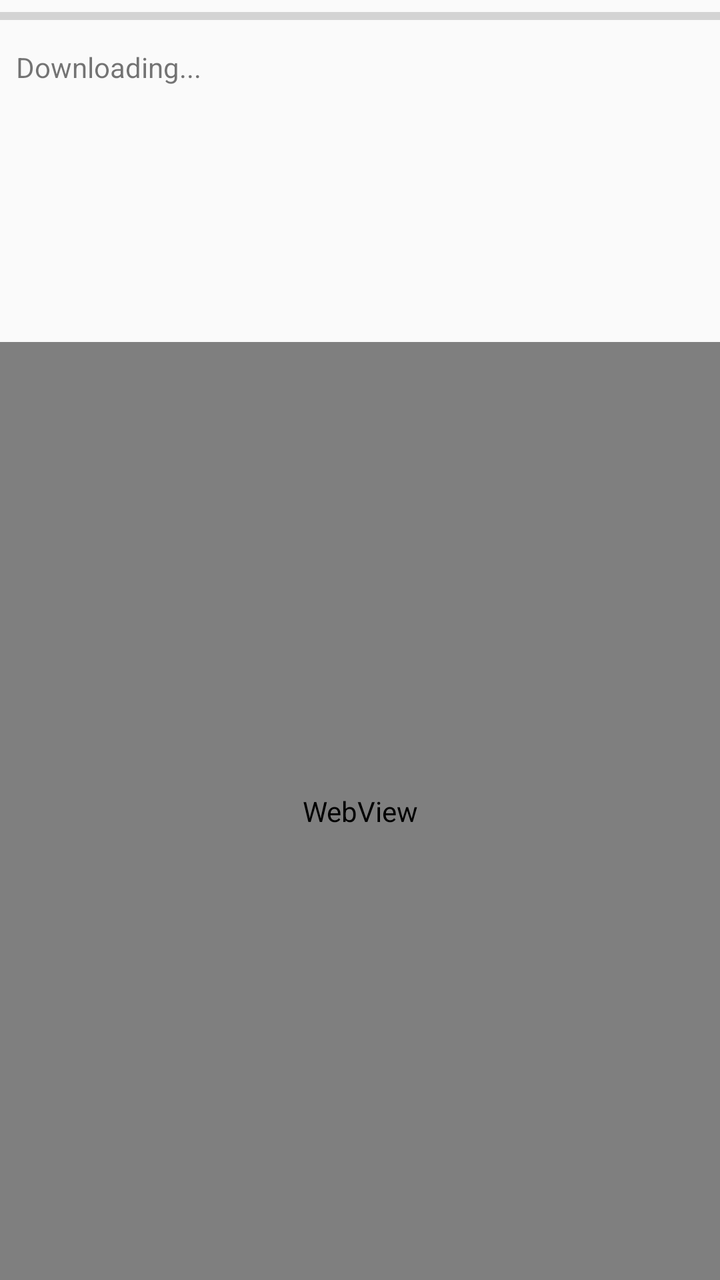
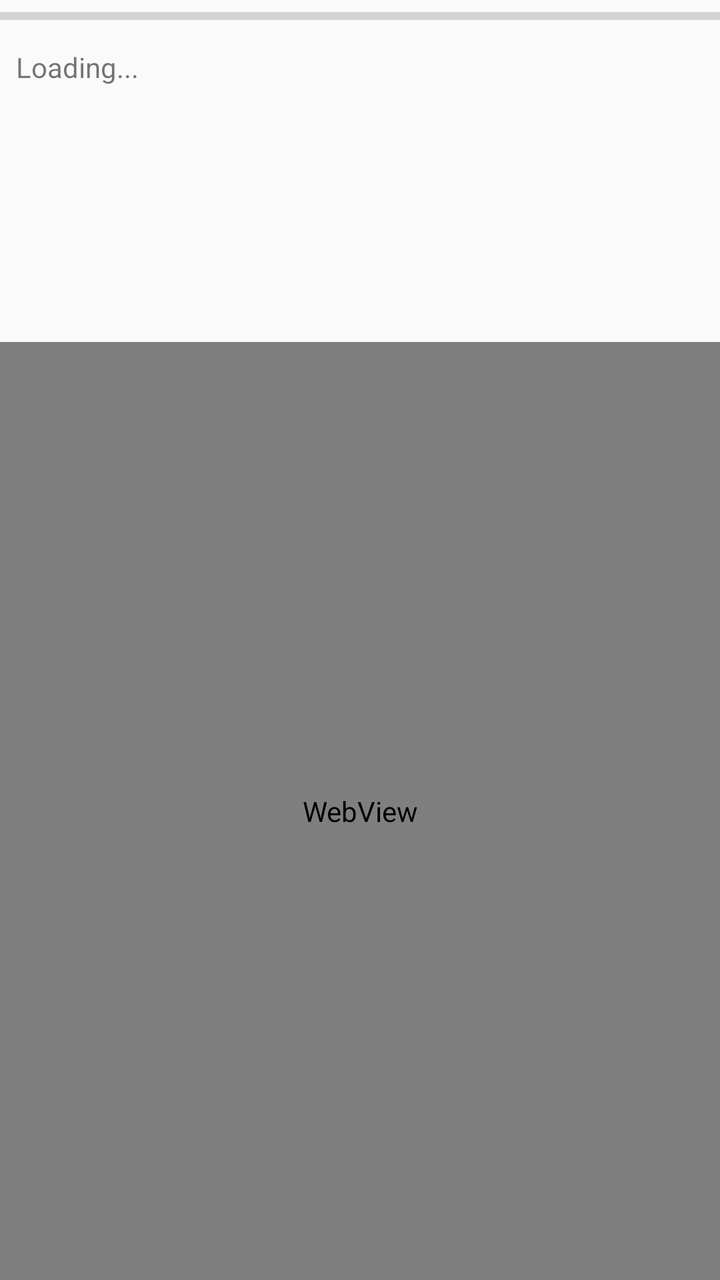

Screens rendered from an Android XML layout before and after an edit, with the pre-edit source and the edit as a unified diff.
<!-- AndroidManifest.xml: activity theme Theme.AppCompat.Light.NoActionBar -->
<!-- res/layout/activity_main.xml -->
<?xml version="1.0" encoding="utf-8"?>
<LinearLayout xmlns:android="http://schemas.android.com/apk/res/android"
  android:orientation="vertical"
  android:layout_width="match_parent"
  android:layout_height="match_parent">

  <ProgressBar android:id="@+id/progressBar" style="?android:attr/progressBarStyleHorizontal"
    android:layout_width="match_parent" android:layout_height="wrap_content"/>

  <TextView android:id="@+id/status"
    android:layout_width="match_parent" android:layout_height="wrap_content"
    android:padding="8dp" android:text="Downloading..."/>

  <ScrollView android:layout_width="match_parent" android:layout_height="120dp">
    <LinearLayout android:id="@+id/gridBooks" android:orientation="vertical"
      android:layout_width="match_parent" android:layout_height="wrap_content"/>
  </ScrollView>

  <WebView android:id="@+id/webView"
    android:layout_width="match_parent" android:layout_height="match_parent"/>
</LinearLayout>
<!-- resources referenced by this layout -->
<resources>

</resources>

<!-- the commit's change to res/layout/activity_main.xml (unified diff, before → after) -->
@@ -1,21 +1,31 @@
 <?xml version="1.0" encoding="utf-8"?>
 <LinearLayout xmlns:android="http://schemas.android.com/apk/res/android"
-  android:orientation="vertical"
-  android:layout_width="match_parent"
-  android:layout_height="match_parent">
-
-  <ProgressBar android:id="@+id/progressBar" style="?android:attr/progressBarStyleHorizontal"
-    android:layout_width="match_parent" android:layout_height="wrap_content"/>
-
-  <TextView android:id="@+id/status"
-    android:layout_width="match_parent" android:layout_height="wrap_content"
-    android:padding="8dp" android:text="Downloading..."/>
-
-  <ScrollView android:layout_width="match_parent" android:layout_height="120dp">
-    <LinearLayout android:id="@+id/gridBooks" android:orientation="vertical"
-      android:layout_width="match_parent" android:layout_height="wrap_content"/>
-  </ScrollView>
-
-  <WebView android:id="@+id/webView"
-    android:layout_width="match_parent" android:layout_height="match_parent"/>
+    android:layout_width="match_parent"
+    android:layout_height="match_parent"
+    android:orientation="vertical">
+    <ProgressBar
+        android:id="@+id/progressBar"
+        style="?android:attr/progressBarStyleHorizontal"
+        android:layout_width="match_parent"
+        android:layout_height="wrap_content" />
+    <TextView
+        android:id="@+id/status"
+        android:layout_width="match_parent"
+        android:layout_height="wrap_content"
+        android:padding="8dp"
+        android:text="Loading..." />
+    <ScrollView
+        android:layout_width="match_parent"
+        android:layout_height="120dp">
+        <LinearLayout
+            android:id="@+id/gridBooks"
+            android:layout_width="match_parent"
+            android:layout_height="wrap_content"
+            android:orientation="vertical"/>
+    </ScrollView>
+    <WebView
+        android:id="@+id/webView"
+        android:layout_width="match_parent"
+        android:layout_height="0dp"
+        android:layout_weight="1" />
 </LinearLayout>
